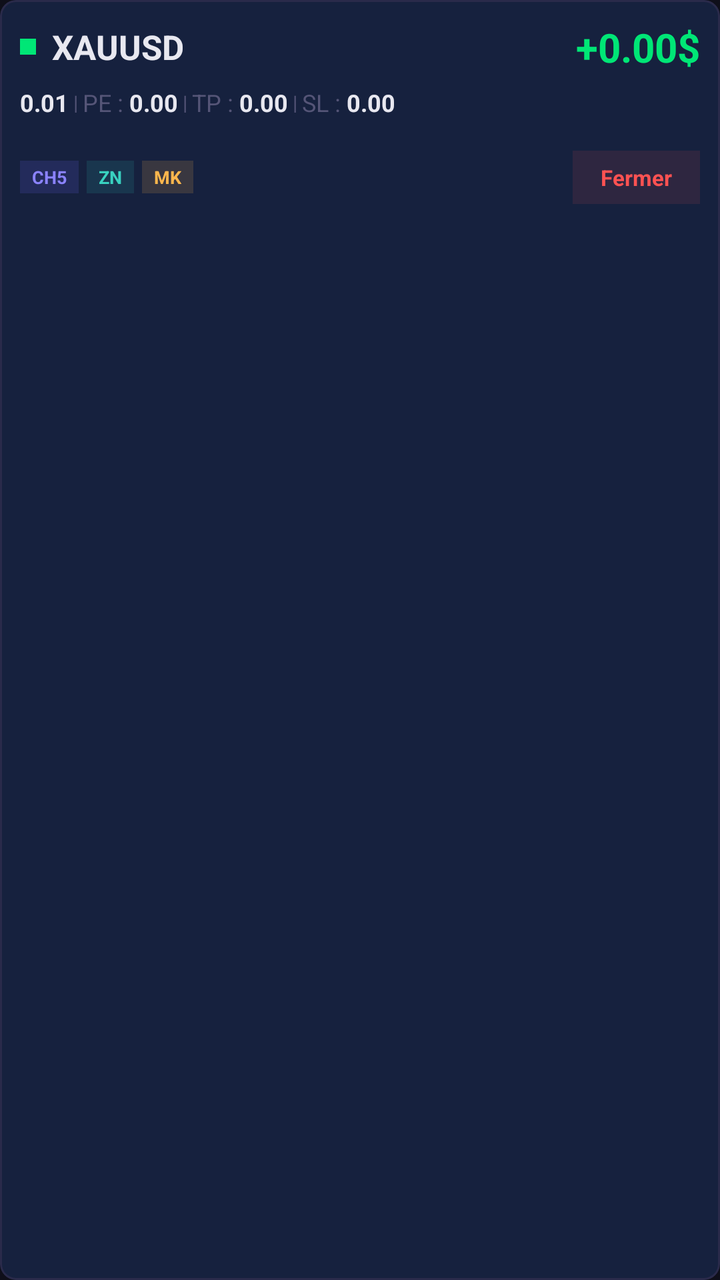
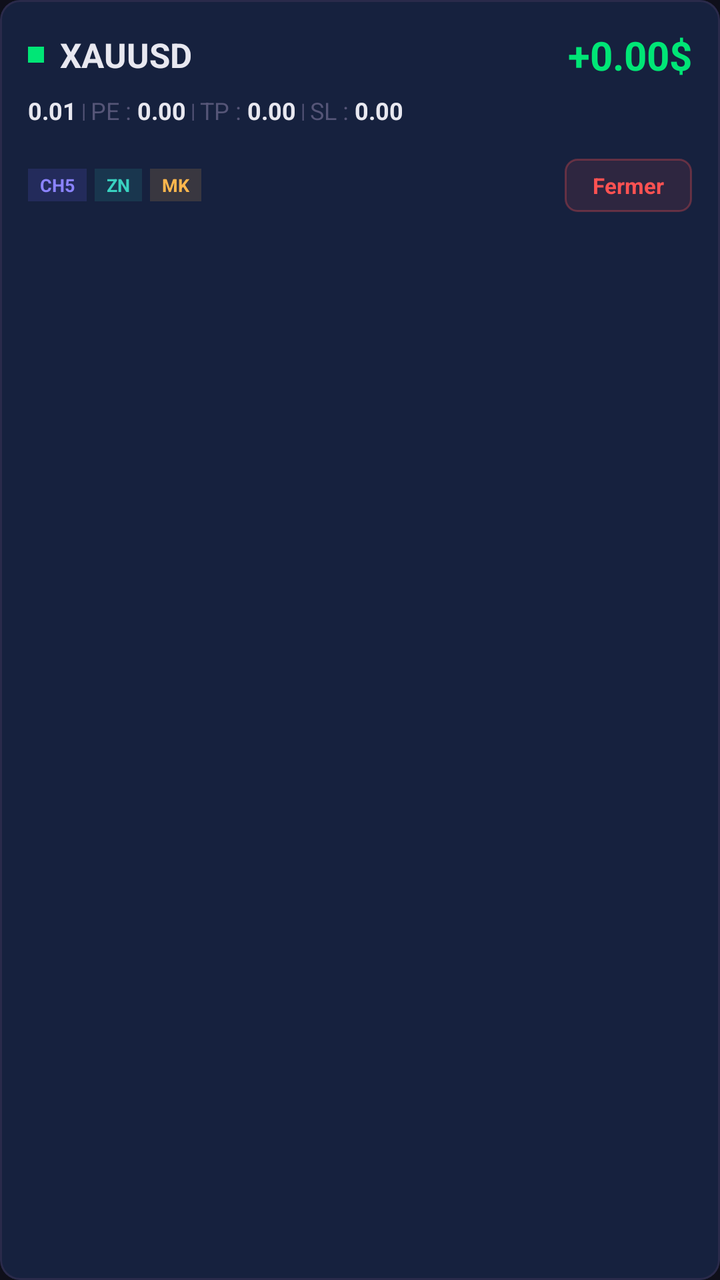

The first picture is an Android layout as it rendered before a commit; the second is the same layout after the commit. The layout source and the unified diff follow.
<!-- AndroidManifest.xml: application theme AppTheme -->
<!-- res/layout/item_position.xml -->
<?xml version="1.0" encoding="utf-8"?>
<com.google.android.material.card.MaterialCardView xmlns:android="http://schemas.android.com/apk/res/android"
    xmlns:app="http://schemas.android.com/apk/res-auto"
    android:layout_width="match_parent"
    android:layout_height="wrap_content"
    android:layout_marginBottom="10dp"
    app:cardBackgroundColor="@color/card_background"
    app:cardCornerRadius="8dp"
    app:cardElevation="0dp"
    app:strokeWidth="1dp"
    app:strokeColor="@color/border">

    <LinearLayout
        android:layout_width="match_parent"
        android:layout_height="wrap_content"
        android:orientation="vertical"
        android:padding="10dp">

        
        <LinearLayout
            android:layout_width="match_parent"
            android:layout_height="wrap_content"
            android:gravity="center_vertical"
            android:orientation="horizontal">

            <View
                android:id="@+id/posDot"
                android:layout_width="8dp"
                android:layout_height="8dp"
                android:background="@color/success"/>

            <TextView
                android:id="@+id/tvSymbol"
                android:layout_width="0dp"
                android:layout_height="wrap_content"
                android:layout_weight="1"
                android:text="XAUUSD"
                android:textColor="@color/text_primary"
                android:textSize="17sp"
                android:textStyle="bold"
                android:layout_marginStart="8dp"/>

            <TextView
                android:id="@+id/tvProfit"
                android:layout_width="wrap_content"
                android:layout_height="wrap_content"
                android:text="+0.00$"
                android:textColor="@color/profit"
                android:textSize="20sp"
                android:textStyle="bold"/>
        </LinearLayout>

        
        <LinearLayout
            android:layout_width="match_parent"
            android:layout_height="wrap_content"
            android:layout_marginTop="6dp"
            android:paddingBottom="10dp"
            android:gravity="center_vertical"
            android:orientation="horizontal"
            android:background="@android:color/transparent">

            <TextView
                android:id="@+id/tvVolume"
                android:layout_width="wrap_content"
                android:layout_height="wrap_content"
                android:text="0.01"
                android:textColor="@color/text_primary"
                android:textSize="12sp"
                android:textStyle="bold"/>

            <TextView
                android:layout_width="wrap_content"
                android:layout_height="wrap_content"
                android:text=" | "
                android:textColor="@color/text_muted"
                android:textSize="10sp"/>

            <TextView
                android:layout_width="wrap_content"
                android:layout_height="wrap_content"
                android:text="PE : "
                android:textColor="@color/text_muted"
                android:textSize="12sp"/>

            <TextView
                android:id="@+id/tvOpenPrice"
                android:layout_width="wrap_content"
                android:layout_height="wrap_content"
                android:text="0.00"
                android:textColor="@color/text_primary"
                android:textSize="12sp"
                android:textStyle="bold"/>

            <TextView
                android:layout_width="wrap_content"
                android:layout_height="wrap_content"
                android:text=" | "
                android:textColor="@color/text_muted"
                android:textSize="10sp"/>

            <TextView
                android:layout_width="wrap_content"
                android:layout_height="wrap_content"
                android:text="TP : "
                android:textColor="@color/text_muted"
                android:textSize="12sp"/>

            <TextView
                android:id="@+id/tvTp"
                android:layout_width="wrap_content"
                android:layout_height="wrap_content"
                android:text="0.00"
                android:textColor="@color/text_primary"
                android:textSize="12sp"
                android:textStyle="bold"/>

            <TextView
                android:layout_width="wrap_content"
                android:layout_height="wrap_content"
                android:text=" | "
                android:textColor="@color/text_muted"
                android:textSize="10sp"/>

            <TextView
                android:layout_width="wrap_content"
                android:layout_height="wrap_content"
                android:text="SL : "
                android:textColor="@color/text_muted"
                android:textSize="12sp"/>

            <TextView
                android:id="@+id/tvSl"
                android:layout_width="wrap_content"
                android:layout_height="wrap_content"
                android:text="0.00"
                android:textColor="@color/text_primary"
                android:textSize="12sp"
                android:textStyle="bold"/>
        </LinearLayout>

        
        <LinearLayout
            android:layout_width="match_parent"
            android:layout_height="wrap_content"
            android:layout_marginTop="6dp"
            android:gravity="center_vertical"
            android:orientation="horizontal">

            
            <TextView
                android:id="@+id/badgeChannel"
                android:layout_width="wrap_content"
                android:layout_height="wrap_content"
                android:text="CH5"
                android:textColor="@color/accent_light"
                android:textSize="9sp"
                android:textStyle="bold"
                android:paddingHorizontal="6dp"
                android:paddingVertical="2dp"
                android:background="#266C63FF"/>

            
            <TextView
                android:id="@+id/badgeSignal"
                android:layout_width="wrap_content"
                android:layout_height="wrap_content"
                android:text="ZN"
                android:textColor="#39D2C0"
                android:textSize="9sp"
                android:textStyle="bold"
                android:paddingHorizontal="6dp"
                android:paddingVertical="2dp"
                android:background="#1E39D2C0"
                android:layout_marginStart="4dp"/>

            
            <TextView
                android:id="@+id/badgeOrder"
                android:layout_width="wrap_content"
                android:layout_height="wrap_content"
                android:text="MK"
                android:textColor="@color/warning"
                android:textSize="9sp"
                android:textStyle="bold"
                android:paddingHorizontal="6dp"
                android:paddingVertical="2dp"
                android:background="#26FFB74D"
                android:layout_marginStart="4dp"/>

            <View
                android:layout_width="0dp"
                android:layout_height="0dp"
                android:layout_weight="1"/>

            <TextView
                android:id="@+id/btnClose"
                android:layout_width="wrap_content"
                android:layout_height="wrap_content"
                android:text="Fermer"
                android:textColor="@color/danger"
                android:textSize="11sp"
                android:textStyle="bold"
                android:paddingHorizontal="14dp"
                android:paddingVertical="6dp"
                android:background="#1AFF5252"/>
        </LinearLayout>
    </LinearLayout>
</com.google.android.material.card.MaterialCardView>
<!-- resources referenced by this layout -->
<resources>
  <color name="accent_light">#8B83FF</color>
  <color name="border">#2A2A4A</color>
  <color name="card_background">#16213E</color>
  <color name="danger">#FF5252</color>
  <color name="profit">#00E676</color>
  <color name="success">#00E676</color>
  <color name="text_muted">#555577</color>
  <color name="text_primary">#E8E8F0</color>
  <color name="warning">#FFB74D</color>
  <style name="AppTheme" parent="Theme.Material3.DayNight.NoActionBar">
          <item name="colorPrimary">@color/primary</item>
          <item name="colorPrimaryDark">@color/primary_dark</item>
          <item name="colorAccent">@color/accent</item>
          <item name="android:windowBackground">@color/background</item>
          <item name="android:statusBarColor">@color/background</item>
          <item name="android:navigationBarColor">@color/background</item>
      </style>
  <color name="primary">#6C63FF</color>
  <color name="primary_dark">#5A52E0</color>
  <color name="accent">#6C63FF</color>
  <color name="background">#0F0F1A</color>
</resources>

<!-- the commit's change to res/layout/item_position.xml (unified diff, before → after) -->
@@ -5,7 +5,7 @@
     android:layout_height="wrap_content"
     android:layout_marginBottom="10dp"
     app:cardBackgroundColor="@color/card_background"
-    app:cardCornerRadius="8dp"
+    app:cardCornerRadius="10dp"
     app:cardElevation="0dp"
     app:strokeWidth="1dp"
     app:strokeColor="@color/border">
@@ -14,7 +14,7 @@
         android:layout_width="match_parent"
         android:layout_height="wrap_content"
         android:orientation="vertical"
-        android:padding="10dp">
+        android:padding="14dp">
 
         
         <LinearLayout
@@ -203,7 +203,7 @@
                 android:textStyle="bold"
                 android:paddingHorizontal="14dp"
                 android:paddingVertical="6dp"
-                android:background="#1AFF5252"/>
+                android:background="@drawable/btn_close_pos_bg"/>
         </LinearLayout>
     </LinearLayout>
 </com.google.android.material.card.MaterialCardView>
<!-- resource entries referenced after the edit -->
@@ -9,6 +9,14 @@
   <color name="text_muted">#555577</color>
   <color name="text_primary">#E8E8F0</color>
   <color name="warning">#FFB74D</color>
+  <!-- drawable btn_close_pos_bg (drawable) -->
+  <?xml version="1.0" encoding="utf-8"?>
+  <shape xmlns:android="http://schemas.android.com/apk/res/android"
+      android:shape="rectangle">
+      <solid android:color="#1AFF5252"/>
+      <stroke android:width="1dp" android:color="#4DFF5252"/>
+      <corners android:radius="6dp"/>
+  </shape>
   <style name="AppTheme" parent="Theme.Material3.DayNight.NoActionBar">
           <item name="colorPrimary">@color/primary</item>
           <item name="colorPrimaryDark">@color/primary_dark</item>
